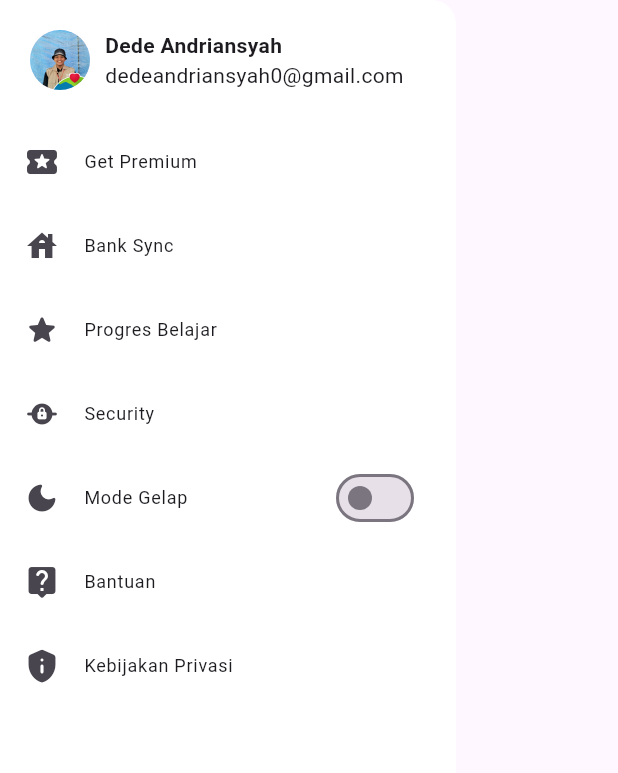
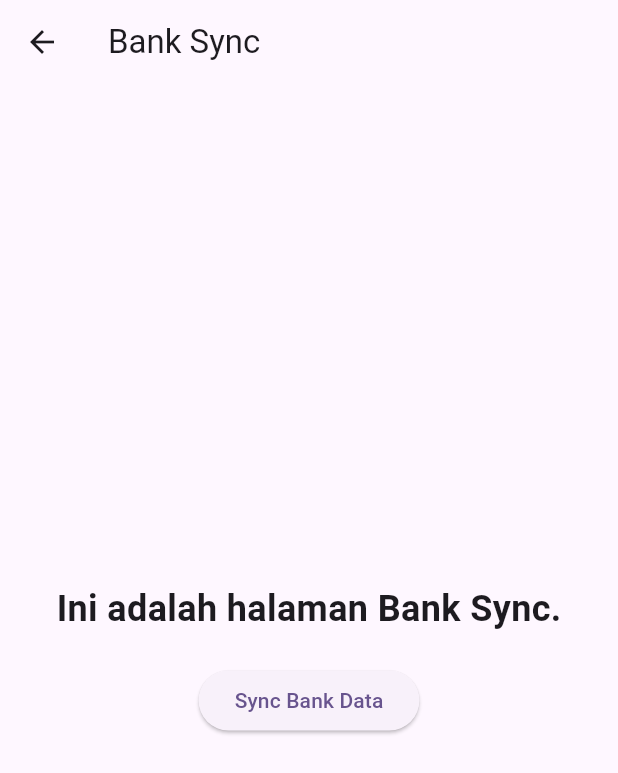
Before and after one commit to lemillionid/wallet_assist, a Flutter app: the SideDrawer widget shown alone on an empty page, opened directly, after a tap on "Bank Sync", on a phone screen of 412 x 824 dp. Shown: the top 773 px of the screen. Run offline on Flutter 3.47's test engine with Material 2 defaults, Android fonts, the phone set to English and light mode, and no system bars; our stand-ins replace flutter_svg, syncfusion_flutter_charts.

Commit message:
add banksync

```diff
--- /dev/null
+++ b/lib/src/features/banksycn/bank_sycn.dart
@@ -0,0 +1,31 @@
+import 'package:flutter/material.dart';
+
+class BankSyncPage extends StatelessWidget {
+  @override
+  Widget build(BuildContext context) {
+    return Scaffold(
+      appBar: AppBar(
+        title: Text('Bank Sync'),
+      ),
+      body: Center(
+        child: Column(
+          mainAxisAlignment: MainAxisAlignment.center,
+          children: <Widget>[
+            Text(
+              'Ini adalah halaman Bank Sync.',
+              style: TextStyle(
+                fontSize: 24.0,
+                fontWeight: FontWeight.bold,
+              ),
+            ),
+            SizedBox(height: 20),
+            ElevatedButton(
+              onPressed: () {},
+              child: Text('Sync Bank Data'),
+            ),
+          ],
+        ),
+      ),
+    );
+  }
+}
--- a/lib/src/features/home/body/body_screen.dart
+++ b/lib/src/features/home/body/body_screen.dart
@@ -1,5 +1,6 @@
 import 'package:flutter/material.dart';
 import 'package:syncfusion_flutter_charts/charts.dart';
+import 'package:wallet_assist/src/features/banksycn/bank_sycn.dart';
 
 class BodyScreen extends StatefulWidget {
   const BodyScreen({Key? key});
@@ -386,15 +387,14 @@ class _BodyScreenState extends State<BodyScreen> {
                 leading: Icon(Icons.account_balance),
                 title: Text('Bank Sync'),
                 onTap: () {
-                  // Tambahkan logika yang sesuai saat "Bank Sync" dipilih
                   Navigator.of(context).pop();
+                  Navigator.push(context, MaterialPageRoute(builder: (context) => BankSyncPage()));
                 },
               ),
               ListTile(
                 leading: Icon(Icons.import_export),
                 title: Text('Imports'),
                 onTap: () {
-                  // Tambahkan logika yang sesuai saat "Imports" dipilih
                   Navigator.of(context).pop();
                 },
               ),
@@ -402,7 +402,6 @@ class _BodyScreenState extends State<BodyScreen> {
                 leading: Icon(Icons.touch_app),
                 title: Text('Manual Input'),
                 onTap: () {
-                  // Tambahkan logika yang sesuai saat "Manual Input" dipilih
                   Navigator.of(context).pop();
                 },
               ),
--- a/lib/src/widget/sidebar/sidebar_draw.dart
+++ b/lib/src/widget/sidebar/sidebar_draw.dart
@@ -1,4 +1,5 @@
 import 'package:flutter/material.dart';
+import 'package:wallet_assist/src/features/banksycn/bank_sycn.dart';
 
 class SideDrawer extends StatefulWidget {
   const SideDrawer({super.key});
@@ -64,7 +65,9 @@ class _SideDrawerState extends State<SideDrawer> {
               ),
             ),
             leading: const Icon(Icons.house),
-            onTap: () {},
+            onTap: () {
+              Navigator.of(context).push(MaterialPageRoute(builder: (context) => BankSyncPage()));
+            },
           ),
           ListTile(
             title: const Text(
```
